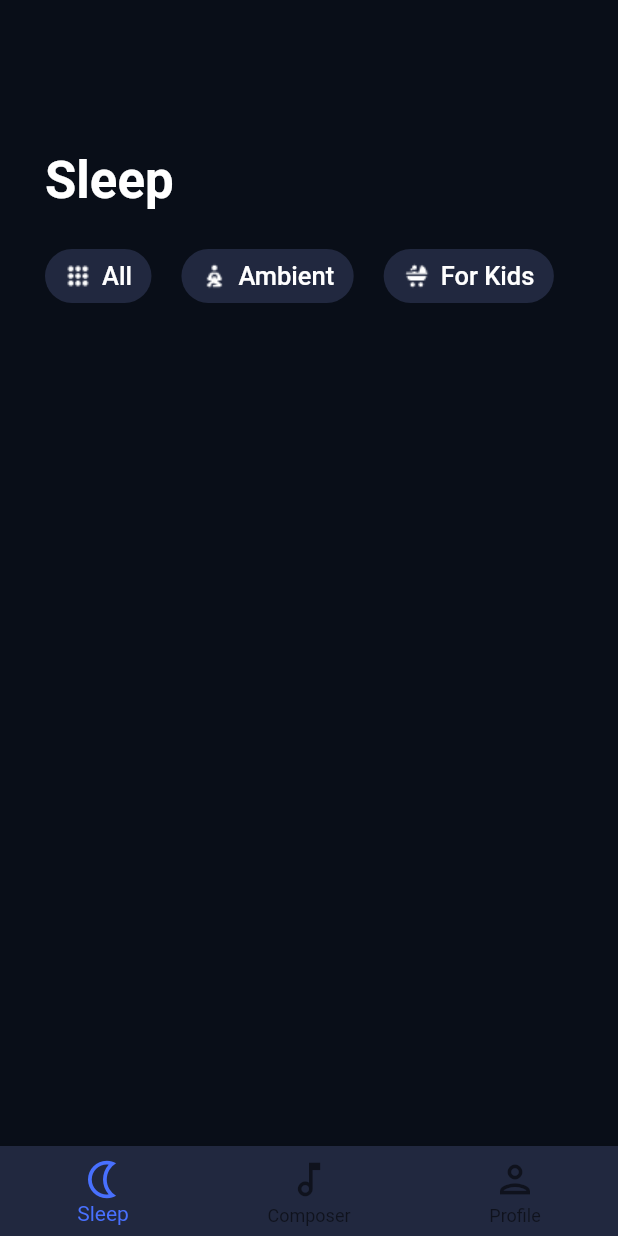
After one commit to people0507/SleepSound_MobileApp_Flutter, a Flutter app: the MyBottomNavigation screen opened directly, on a phone screen of 412 x 824 dp. The commit adds this screen. Run offline on Flutter 3.47's test engine with Material 2 defaults, Android fonts, the phone set to English and light mode, and no system bars; our stand-ins replace flutter_native_splash, flutter_svg, smooth_page_indicator.

Commit message:
code sleep_screen

```diff
--- a/music_mobile_app/lib/constants/colors.dart
+++ b/music_mobile_app/lib/constants/colors.dart
@@ -4,4 +4,6 @@ class ColorPalette {
   static const Color backgroundColor = Color(0xff090E18);
   static const Color dotColor = Color(0xff4870FF);
   static const Color buttonColor = Color(0xff21283F);
+  static const Color bottomNaviColor = Color(0xff21283F);
+  static const Color selectedColor = Color(0xff4870FF);
 }
--- a/music_mobile_app/lib/main.dart
+++ b/music_mobile_app/lib/main.dart
@@ -53,16 +53,7 @@ class _MyHomePageState extends State<MyHomePage> {
     initialization();
   }
  void initialization() async {
-    // This is where you can initialize the resources needed by your app while
-    // the splash screen is displayed.  Remove the following example because
-    // delaying the user experience is a bad design practice!
-    // ignore_for_file: avoid_print
-    print('ready in 3...');
-    await Future.delayed(const Duration(seconds: 1));
-    print('ready in 2...');
-    await Future.delayed(const Duration(seconds: 1));
-    print('ready in 1...');
-    await Future.delayed(const Duration(seconds: 1));
+ await Future.delayed(const Duration(seconds: 1));
     print('go!');
     FlutterNativeSplash.remove();
   }
@@ -149,13 +140,13 @@ class _MyHomePageState extends State<MyHomePage> {
             onPressed: (){
               setState(() {
                 if(currentIndex < 2) {
-                  currentIndex = (currentIndex + 1);
+                  currentIndex = currentIndex + 1;
                   pageController.nextPage(
                     duration: const Duration(microseconds: 1000),
                     curve: Curves.bounceInOut);
                   print(currentIndex);
-                } else{
-                  Navigator.push(context, MaterialPageRoute(builder: (context) => MyBottomNavigation()));
+                } else {
+                  Navigator.push(context, MaterialPageRoute(builder: (context) => const MyBottomNavigation()));
                 }
               });
             },
--- a/music_mobile_app/lib/pages/bottom_navigation.dart
+++ b/music_mobile_app/lib/pages/bottom_navigation.dart
@@ -1,5 +1,12 @@
+import 'package:flutter/material.dart';
 import 'package:flutter/src/widgets/framework.dart';
 import 'package:flutter/src/widgets/placeholder.dart';
+import 'package:flutter_svg/flutter_svg.dart';
+import 'package:music_mobile_app/constants/colors.dart';
+import 'package:music_mobile_app/main.dart';
+import 'package:music_mobile_app/pages/composer_screen/composer.dart';
+import 'package:music_mobile_app/pages/profile_screen/profile.dart';
+import 'package:music_mobile_app/pages/sleep_screen/sleep.dart';
 
 class MyBottomNavigation extends StatefulWidget {
   const MyBottomNavigation({super.key});
@@ -8,9 +15,52 @@ class MyBottomNavigation extends StatefulWidget {
   State<MyBottomNavigation> createState() => _MyBottomNavigationState();
 }
 
+
 class _MyBottomNavigationState extends State<MyBottomNavigation> {
+
+  int _selectedIndex = 0;
+  static const List<Widget> _widgetOptions = <Widget>[
+    SleepScreen(),
+    ComposerScreen(),
+    ProfileScreen(),
+  ];
+
+  void _onItemTapped(int index) {
+    setState(() {
+      _selectedIndex = index;
+    });
+
+  }
   @override
   Widget build(BuildContext context) {
-    return const Placeholder();
+    return Scaffold(
+      backgroundColor: ColorPalette.backgroundColor,
+     body: Center(
+           child: _widgetOptions.elementAt(_selectedIndex),
+      ),
+      bottomNavigationBar: BottomNavigationBar(
+        items: const [
+          BottomNavigationBarItem(
+            icon: Icon(Icons.nightlight_outlined),
+            label: 'Sleep',
+            backgroundColor: Colors.white   ),
+            BottomNavigationBarItem(
+            icon: Icon(Icons.music_note_outlined),
+            label: 'Composer',
+            backgroundColor: Colors.white   ),
+            BottomNavigationBarItem(
+            icon: Icon(Icons.person_outlined),
+            label: 'Profile',
+            backgroundColor: Colors.white   ),
+        ],
+
+        backgroundColor: ColorPalette.bottomNaviColor,
+        type: BottomNavigationBarType.fixed,
+        currentIndex: _selectedIndex,
+        selectedItemColor: ColorPalette.selectedColor,
+        iconSize: 30,
+        onTap: _onItemTapped,
+        ),
+    );
   }
 }
--- /dev/null
+++ b/music_mobile_app/lib/pages/composer_screen/composer.dart
@@ -0,0 +1,20 @@
+import 'package:flutter/material.dart';
+import 'package:flutter/src/widgets/framework.dart';
+import 'package:flutter/src/widgets/placeholder.dart';
+import 'package:music_mobile_app/constants/colors.dart';
+
+class ComposerScreen extends StatefulWidget {
+  const ComposerScreen({super.key});
+
+  @override
+  State<ComposerScreen> createState() => _ComposerScreenState();
+}
+
+class _ComposerScreenState extends State<ComposerScreen> {
+  @override
+  Widget build(BuildContext context) {
+    return const Scaffold(
+      backgroundColor: ColorPalette.backgroundColor,
+    );
+  }
+}
--- /dev/null
+++ b/music_mobile_app/lib/pages/profile_screen/profile.dart
@@ -0,0 +1,20 @@
+import 'package:flutter/material.dart';
+import 'package:flutter/src/widgets/framework.dart';
+import 'package:flutter/src/widgets/placeholder.dart';
+import 'package:music_mobile_app/constants/colors.dart';
+
+class ProfileScreen extends StatefulWidget {
+  const ProfileScreen({super.key});
+
+  @override
+  State<ProfileScreen> createState() => _ProfileScreenState();
+}
+
+class _ProfileScreenState extends State<ProfileScreen> {
+  @override
+  Widget build(BuildContext context) {
+    return const Scaffold(
+      backgroundColor: ColorPalette.backgroundColor,
+    );
+  }
+}
--- /dev/null
+++ b/music_mobile_app/lib/pages/sleep_screen/sleep.dart
@@ -0,0 +1,115 @@
+import 'package:flutter/material.dart';
+import 'package:flutter/src/widgets/framework.dart';
+import 'package:flutter/src/widgets/placeholder.dart';
+import 'package:music_mobile_app/constants/colors.dart';
+
+class SleepScreen extends StatefulWidget {
+  const SleepScreen({super.key});
+
+  @override
+  State<SleepScreen> createState() => _SleepScreenState();
+}
+
+class _SleepScreenState extends State<SleepScreen> {
+  @override
+  Widget build(BuildContext context) {
+    return  SafeArea  (
+      child: Scaffold(
+        backgroundColor: ColorPalette.backgroundColor,
+        body: Padding(
+          padding: const EdgeInsets.symmetric(horizontal: 30),
+          child: Column(
+            crossAxisAlignment: CrossAxisAlignment.start,
+              children:  [
+                const Padding(
+                  padding: EdgeInsets.only(top:100,bottom: 20),
+                  child: Text('Sleep',
+                  style:TextStyle(
+                    fontSize: 34,
+                    color: Colors.white,
+                    fontWeight: FontWeight.bold
+                  ) ,),
+                ),
+                Row(
+                  children: [
+                  Row(
+                    children: [
+                  TextButton(
+                    style: ButtonStyle(
+                      backgroundColor: MaterialStateProperty.all(ColorPalette.buttonColor),
+                      shape: MaterialStateProperty.all(RoundedRectangleBorder(borderRadius: BorderRadius.circular(100)))
+
+                    ),
+                    onPressed: null,
+                    child: Padding(
+                      padding: const EdgeInsets.symmetric(horizontal: 5),
+                      child: Row(
+                        children: [
+                          Image.asset('assets/images/all_icon.png'),
+                          const Text("  "),
+                          const Text('All',
+                          style: TextStyle(
+                            fontSize: 17,
+                            color: Colors.white,
+                          ),)
+                        ],
+                      ),
+                    ))
+                ],),
+                Padding(
+                  padding: const EdgeInsets.symmetric(horizontal: 20),
+                  child: Row(children: [
+                    TextButton(
+                      style: ButtonStyle(
+                        backgroundColor: MaterialStateProperty.all(ColorPalette.buttonColor),
+                        shape: MaterialStateProperty.all(RoundedRectangleBorder(borderRadius: BorderRadius.circular(100)))
+
+                      ),
+                      onPressed: null,
+                      child: Padding(
+                        padding: const EdgeInsets.symmetric(horizontal: 5),
+                        child: Row(
+                          children: [
+                            Image.asset('assets/images/ambient_icon.png'),
+                            const Text("  "),
+                            const Text('Ambient',
+                            style: TextStyle(
+                              fontSize: 17,
+                              color: Colors.white,
+                            ),)
+                          ],
+                        ),
+                      ))
+                  ],),
+                ),
+                Row(children: [
+                  TextButton(
+                    style: ButtonStyle(
+                      backgroundColor: MaterialStateProperty.all(ColorPalette.buttonColor),
+                      shape: MaterialStateProperty.all(RoundedRectangleBorder(borderRadius: BorderRadius.circular(100)))
+
+                    ),
+                    onPressed: null,
+                    child: Padding(
+                      padding: const EdgeInsets.symmetric(horizontal: 5),
+                      child: Row(
+                        children: [
+                          Image.asset('assets/images/forkid_icon.png'),
+                          const Text("  "),
+                          const Text('For Kids',
+                          style: TextStyle(
+                            fontSize: 17,
+                            color: Colors.white,
+                          ),)
+                        ],
+                      ),
+                    ))
+                ],),
+                ],)
+              ],
+          ),
+        ),
+      ),
+    );
+  }
+}
--- a/music_mobile_app/pubspec.yaml
+++ b/music_mobile_app/pubspec.yaml
@@ -38,6 +38,7 @@ dependencies:
   flutter_native_splash: ^2.2.19
   card_swiper: ^2.0.4
   smooth_page_indicator: ^1.1.0
+  flutter_svg: ^2.0.5
 
 
 
@@ -72,6 +73,7 @@ flutter:
   assets:
    - assets/images/
    - assets/
+   - assets/icons/
   #   - images/a_dot_burr.jpeg
   #   - images/a_dot_ham.jpeg
 
```
Also changed, not shown: music_mobile_app/assets/images/all_icon.png (added), music_mobile_app/assets/images/ambient_icon.png (added), music_mobile_app/assets/images/forkid_icon.png (added), music_mobile_app/pubspec.lock.
